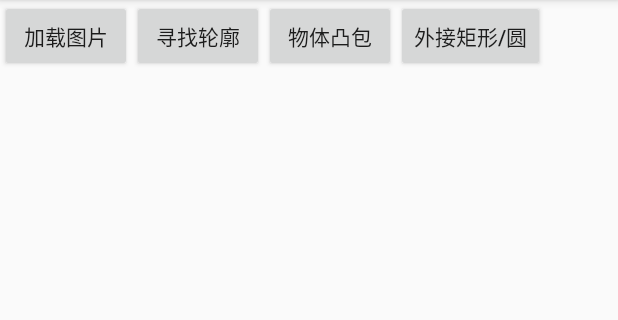
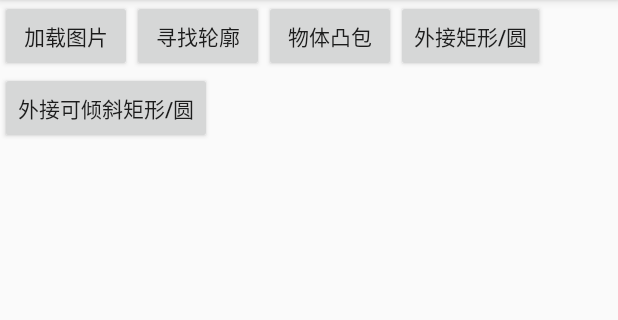
Before and after one commit to ArcGhh/opencv-demos, an Android app: the ContourActivity screen opened directly, with no data from a screen before it, on a phone screen of 412 x 824 dp, the part 84-404 px from its top. Run offline under Robolectric (Android 15) with nearby library versions, the phone set to English and light mode, and no system bars.

Commit message:
外接可倾斜矩形/圆

```diff
--- a/app/src/main/res/layout/activity_contour.xml
+++ b/app/src/main/res/layout/activity_contour.xml
@@ -43,6 +43,19 @@
 
         </LinearLayout>
 
+        <LinearLayout
+            android:layout_width="match_parent"
+            android:layout_height="wrap_content"
+            android:orientation="horizontal">
+
+            <Button
+                android:id="@+id/btnBoundRotatedBoxAndCircle"
+                android:layout_width="wrap_content"
+                android:layout_height="wrap_content"
+                android:text="外接可倾斜矩形/圆" />
+
+        </LinearLayout>
+
         <ImageView
             android:id="@+id/imgSrc"
             android:layout_width="match_parent"
```
Also changed, not shown: app/src/main/java/com/demo/opencvdemos/imgproc/contour/ContourActivity.java (+52 -1 lines).
